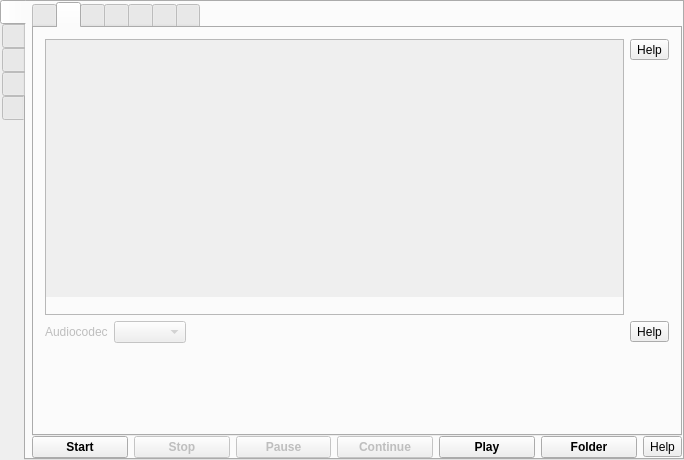
Above: src/formMainWindow.ui from vkohaupt/vokoscreenNG before the change. Below: the same form after it.
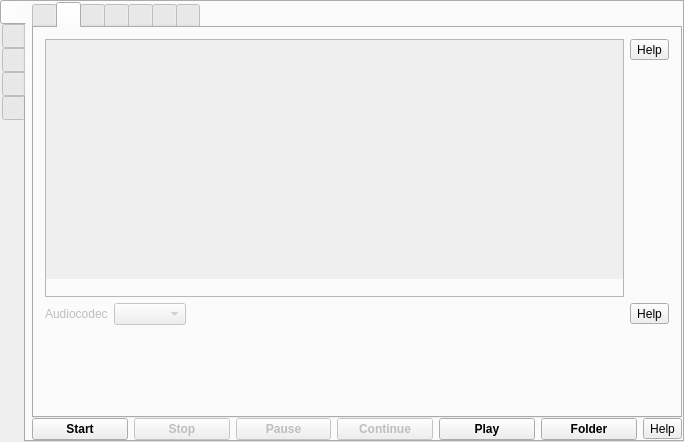
That is the form after the change. The open tabs and pages were chosen to show the change. Icons and pictures are not drawn.

Commit message: Camera: Combobox resolution was not deactivated if no camera was found

The edit to the form file:
```diff
--- a/src/formMainWindow.ui
+++ b/src/formMainWindow.ui
@@ -7,7 +7,7 @@
     <x>0</x>
     <y>0</y>
     <width>684</width>
-    <height>460</height>
+    <height>442</height>
    </rect>
   </property>
   <property name="windowTitle">
@@ -566,8 +566,8 @@
                      <rect>
                       <x>0</x>
                       <y>0</y>
-                      <width>16</width>
-                      <height>16</height>
+                      <width>509</width>
+                      <height>166</height>
                      </rect>
                     </property>
                     <layout class="QVBoxLayout" name="verticalLayoutAudioDevices">
```
Left out of the diff: 9 changed lines with no effect on the pictures. The commit also changes 2 other files.
